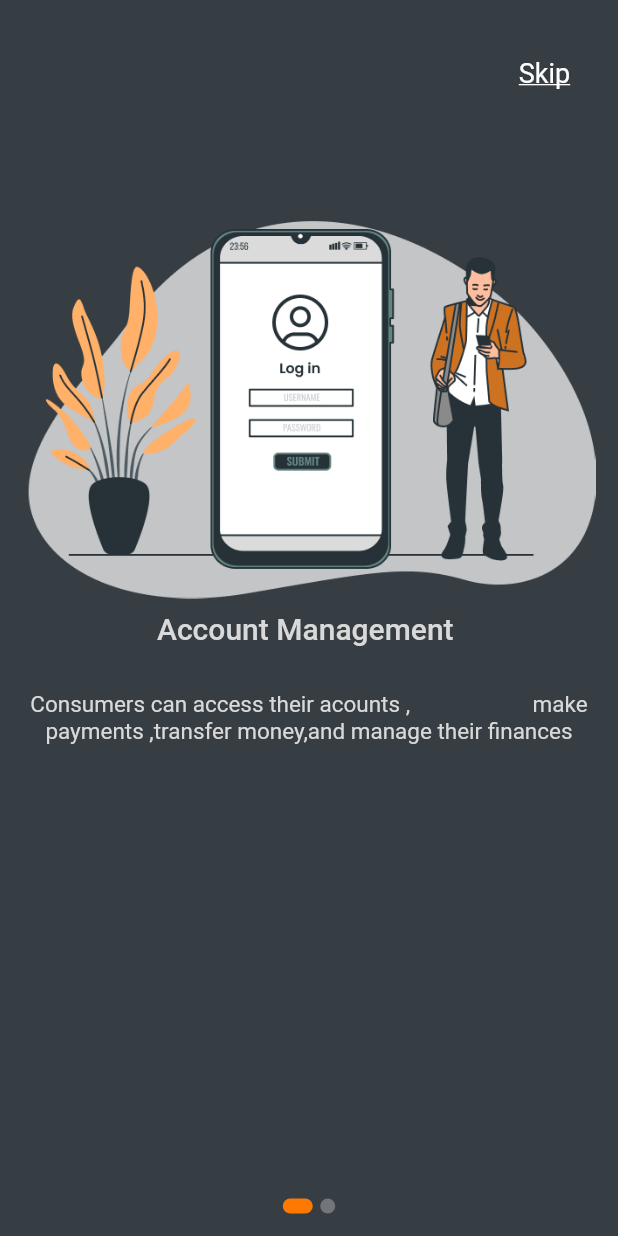
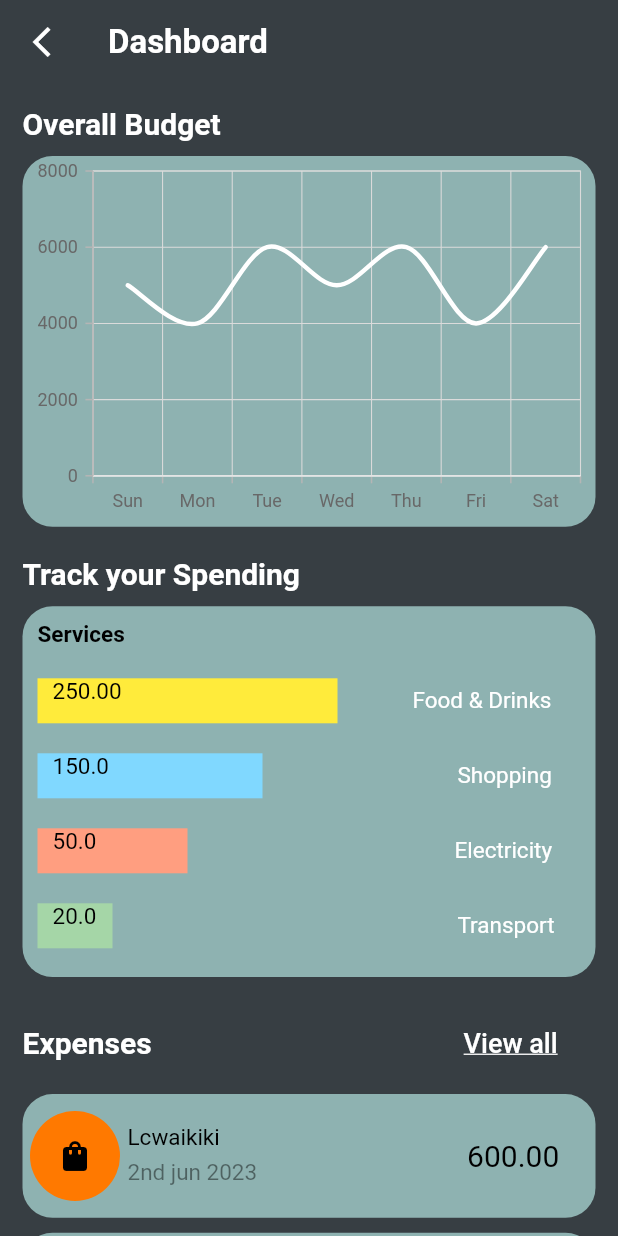
Before and after one commit to E566698/Tap_Cash, a Flutter app: the screen it shows after launch, on a phone screen of 412 x 824 dp. Run offline on Flutter 3.47's test engine with Material 2 defaults, Android fonts, the light colour scheme and no system bars; drawn by our look-alikes of smooth_page_indicator; our stand-ins replace animated_text_kit, syncfusion_flutter_charts.

Commit message:
dashboard

```diff
--- /dev/null
+++ b/lib/Presentation/Screen_View/dash_board.dart
@@ -0,0 +1,489 @@
+import 'package:flutter/material.dart';
+import 'package:tab_cash/Resource/Color_Manager.dart';
+import 'package:tab_cash/Resource/Theme.dart';
+import 'package:syncfusion_flutter_charts/charts.dart';
+import 'package:syncfusion_flutter_charts/sparkcharts.dart';
+
+class DashBoard extends StatelessWidget{
+  get icon => null;
+
+  @override
+  Widget build(BuildContext context) {
+    DropdownMenuItem<String> BuildDropMenuItem(String Item) => DropdownMenuItem(
+        value: Item,
+        child: Text(
+          Item,
+          style: Theme.of(context).textTheme.bodyText2,
+        ));
+    return Scaffold(
+      appBar:AppBar(
+        elevation: 0.0,
+        backgroundColor: ColorManager.DarkGrayColor,
+        leading:  IconButton(
+          onPressed: (){},
+          icon: Icon(Icons.arrow_back_ios_outlined),
+          color: Colors.white,
+        ),
+        title:  Text("Dashboard",
+          style: txtStyle(Colors.white, 22.0, true),
+        ) ,
+      ) ,
+      backgroundColor: ColorManager.DarkGrayColor,
+      body: SingleChildScrollView(
+        child: SafeArea(
+          child:Padding(
+            padding: const EdgeInsets.all(15.0),
+            child:Column(
+crossAxisAlignment: CrossAxisAlignment.start,
+              children: [
+                Text("Overall Budget",
+                style: txtStyle(Colors.white, 20.0, true),
+                ),
+                SizedBox(height: 10,),
+                Container(
+
+                  width: GetWidth(context) * 1.1,
+                  height: GetHeight(context) * 0.3,
+                  decoration: BoxDecoration(
+                      borderRadius: BorderRadius.circular(20.0),
+                      color: Color.fromRGBO(200, 255, 250, 0.6)
+                  ),
+
+                  child: Container(
+                    child: SfCartesianChart(
+
+                      primaryXAxis: CategoryAxis(
+                        axisLine: AxisLine(
+
+                          color: Colors.white,
+                          width: 1
+                        )
+                      ),
+                      primaryYAxis: NumericAxis(
+                        borderColor: Colors.white,
+                        borderWidth: 0
+                      ),
+
+                      series: <SplineSeries<SalesData, String>>[
+                         SplineSeries<SalesData , String>(
+                           color: Colors.white,
+                             width: 3,
+                             dataSource: <SalesData>[
+                               SalesData(5000, "Sun"),
+                               SalesData(4000, "Mon"),
+                               SalesData(6000, "Tue"),
+                               SalesData(5000, "Wed"),
+                               SalesData(6000, "Thu"),
+                               SalesData(4000, "Fri"),
+                               SalesData(6000, "Sat"),
+
+
+                             ],
+                             xValueMapper: (SalesData sales,_) => sales.year ,
+                             yValueMapper: (SalesData sales,_) => sales.sales ,
+                           pointColorMapper: (SalesData sales,_) => Colors.white
+
+                         ),
+                      ],
+                    ),
+                  ),
+                ),
+                SizedBox(height: 20,),
+                Text("Track your Spending",
+                  style: txtStyle(Colors.white, 20.0, true),
+                ),
+                SizedBox(height: 10,),
+                Container(
+
+                  width: GetWidth(context) * 1.1,
+                  height: GetHeight(context) * 0.3,
+                  decoration: BoxDecoration(
+                      borderRadius: BorderRadius.circular(20.0),
+                      color: Color.fromRGBO(200, 255, 250, 0.6)
+                  ),
+
+                  child:Column(
+                    crossAxisAlignment: CrossAxisAlignment.start,
+                    children: [
+                      Padding(
+                        padding: const EdgeInsets.all(10.0),
+                        child: Text("Services",
+                        style: txtStyle(Colors.black, 15.0, true),
+                        ),
+                      ),
+                      Padding(
+                        padding: const EdgeInsets.all(10.0),
+                        child: Column(
+                          mainAxisAlignment: MainAxisAlignment.spaceEvenly,
+                          crossAxisAlignment: CrossAxisAlignment.start,
+                            children: [
+                              Row(
+                                children: [
+                                  Container(
+                                    width:200.0,
+                                    height: 30,
+                                    child:Padding(
+                                      padding: const EdgeInsets.only(left: 10.0),
+                                      child: Price('250.00'),
+                                    ) ,
+                                    decoration: BoxDecoration(
+                                      borderRadius: BorderRadius.zero,
+                                      color: Colors.yellow,
+
+                                    ),
+                                  ),
+                                  SizedBox(width: 50,),
+                                  Text("Food & Drinks",
+                                  style: txtStyle(Colors.white, 15.0, false),
+                                  )
+                                ],
+                              ),
+                           SizedBox(height: 20,),
+                              Row(
+                                children: [
+                                  Container(
+
+                                    width:150.0,
+                                    height: 30,
+                                    child:Padding(
+                                      padding: const EdgeInsets.only(left: 10.0),
+                                      child: Price('150.0'),
+                                    ) ,
+                                    decoration: BoxDecoration(
+                                      borderRadius: BorderRadius.zero,
+                                      color: Colors.lightBlueAccent[100],
+
+                                    ),
+                                  ),
+                                  SizedBox(width: 130,),
+                                  Text("Shopping",
+                                    style: txtStyle(Colors.white, 15.0, false),
+                                  )
+                                ],
+                              ),
+                              SizedBox(height: 20,),
+                              Row(
+                                children: [
+                                  Container(
+                                    width:100.0,
+                                    height: 30,
+                                    child:Padding(
+                                      padding: const EdgeInsets.only(left: 10.0),
+                                      child: Price('50.0'),
+                                    ) ,
+                                    decoration: BoxDecoration(
+                                      borderRadius: BorderRadius.zero,
+                                      color: Colors.deepOrangeAccent[100],
+
+                                    ),
+                                  ),
+                                  SizedBox(width: 178,),
+                                  Text("Electricity",
+                                    style: txtStyle(Colors.white, 15.0, false),
+                                  )
+                                ],
+                              ),
+                              SizedBox(height: 20,),
+                              Row(
+                                children: [
+                                  Container(
+                                    width:50.0,
+                                    height: 30,
+                                    child:Padding(
+                                      padding: const EdgeInsets.only(left: 10.0),
+                                      child: Price('20.0'),
+                                    ) ,
+                                    decoration: BoxDecoration(
+                                      borderRadius: BorderRadius.zero,
+                                      color: Colors.green[200],
+
+                                    ),
+                                  ),
+                                  SizedBox(width: 230,),
+                                  Text("Transport",
+                                    style: txtStyle(Colors.white, 15.0, false),
+                                  )
+                                ],
+                              ),
+                              SizedBox(height: 20,),
+
+                            ],
+                          ),
+                      ),
+
+                    ],
+                  ) ,
+                ),
+                SizedBox(height: 20,),
+                Row(
+                  children: [
+                    Text("Expenses",
+                      style: txtStyle(Colors.white, 20.0, true),
+                    ),
+                    SizedBox(width: 200,),
+                    TextButton(
+                      onPressed: (){},
+                      child: Text(
+                        "View all",
+                        style: TextStyle(
+                          color: Colors.white,
+                          fontSize: 18.0,
+                          decoration: TextDecoration.underline,
+
+                        ),
+
+                      ),
+                    ),
+                  ],
+                ),
+                SizedBox(height: 10,),
+               Container(
+
+                 width: GetWidth(context) * 1.1,
+                  height: GetHeight(context) * 0.1,
+                 decoration: BoxDecoration(
+                       borderRadius: BorderRadius.circular(20.0),
+                       color: Color.fromRGBO(200, 255, 250, 0.6)
+                   ),
+                 child: Row(
+
+                   children: [
+                     Padding(
+                       padding: const EdgeInsets.all(5.0),
+                       child: CircleAvatar(
+                         radius: 30,
+                         backgroundColor:ColorManager.OrangeColor,
+                         child:Icon(Icons.shopping_bag,
+                         color: Colors.black,),
+                         //   color: Colors.black,
+
+                       ),
+                     ),
+                     Expenses(
+
+                      "Lcwaikiki"
+                         , "2nd jun 2023",
+                       "600.00"
+                         ),
+                   ],
+                 ),
+               ),
+                SizedBox(height: 10,),
+                Container(
+
+                  width: GetWidth(context) * 1.1,
+                  height: GetHeight(context) * 0.1,
+                  decoration: BoxDecoration(
+                      borderRadius: BorderRadius.circular(20.0),
+                      color: Color.fromRGBO(200, 255, 250, 0.6)
+                  ),
+                  child: Row(
+                    children: [
+                      Padding(
+                        padding: const EdgeInsets.all(5.0),
+                        child: CircleAvatar(
+                          radius: 30,
+                          backgroundColor:ColorManager.OrangeColor,
+                          child:Icon(Icons.fastfood,
+                          color: Colors.black,),
+                          //   color: Colors.black,
+
+                        ),
+                      ),
+                      Expenses(
+
+                          "Burger King"
+                          , "2nd jun 2023",
+                          "300.00"
+                      ),
+                    ],
+                  ),
+                ),
+                SizedBox(height: 10,),
+                Container(
+
+                  width: GetWidth(context) * 1.1,
+                  height: GetHeight(context) * 0.1,
+                  decoration: BoxDecoration(
+                      borderRadius: BorderRadius.circular(20.0),
+                      color: Color.fromRGBO(200, 255, 250, 0.6)
+                  ),
+                  child: Row(
+                    children: [
+                      Padding(
+                        padding: const EdgeInsets.all(5.0),
+                        child: CircleAvatar(
+                          radius: 30,
+                          backgroundColor:ColorManager.OrangeColor,
+                          child:Icon(Icons.shopping_bag,
+                          color: Colors.black,),
+                          //   color: Colors.black,
+
+                        ),
+                      ),
+
+                      Expenses(
+
+                          "Defacto"
+                          , "2nd jun 2023",
+                          "500.00"
+                      ),
+                    ],
+                  ),
+                ),
+                SizedBox(height: 20,),
+                Text("Daily Tips",
+                  style: txtStyle(Colors.white, 20.0, true),
+                ),
+                SizedBox(height: 10,),
+                Container(
+                  width: GetWidth(context) * 1.1,
+                  height: GetHeight(context) * 0.1,
+                  decoration: BoxDecoration(
+                      borderRadius: BorderRadius.circular(20.0),
+                      color: Color.fromRGBO(200, 255, 250, 0.6)
+                  ),
+                  child: Row(
+                    children: [
+                      SizedBox(width: 10,),
+                      Text(
+                        "How to control your Shopping expenses",
+                        style: txtStyle(Colors.black, 15.0, true),
+                      ),
+                    ],
+                  ),
+                ),
+                SizedBox(height: 10,),
+                Container(
+                  width: GetWidth(context) * 1.1,
+                  height: GetHeight(context) * 0.1,
+                  decoration: BoxDecoration(
+                      borderRadius: BorderRadius.circular(20.0),
+                      color: Color.fromRGBO(200, 255, 250, 0.6)
+                  ),
+                  child: Row(
+                    children: [
+                      SizedBox(width: 10,),
+                      Text(
+                        "How to save money",
+                        style: txtStyle(Colors.black, 15.0, true),
+                      ),
+                    ],
+                  ),
+                ),
+                SizedBox(height: 10,),
+                Container(
+                  width: GetWidth(context) * 1.1,
+                  height: GetHeight(context) * 0.1,
+                  decoration: BoxDecoration(
+                      borderRadius: BorderRadius.circular(20.0),
+                      color: Color.fromRGBO(200, 255, 250, 0.6)
+                  ),
+                  child: Row(
+                    children: [
+                      SizedBox(width: 10,),
+                      Text(
+                        "How to think before you spend",
+                        style: txtStyle(Colors.black, 15.0, true),
+                      ),
+                    ],
+                  ),
+                ),
+                SizedBox(height: 10,),
+                Container(
+                  width: GetWidth(context) * 1.1,
+                  height: GetHeight(context) * 0.1,
+                  decoration: BoxDecoration(
+                      borderRadius: BorderRadius.circular(20.0),
+                      color: Color.fromRGBO(200, 255, 250, 0.6)
+                  ),
+                  child: Row(
+                    children: [
+                      SizedBox(width: 10,),
+                      Text(
+                        "How to control your Shopping expenses",
+                        style: txtStyle(Colors.black, 15.0, true),
+                      ),
+                    ],
+                  ),
+                )
+
+              ],
+            ),
+          ) ,
+        ),
+      ),
+    );
+  }
+Widget Price(String price){
+    return Text(
+      price as String,
+      style:txtStyle(Colors.black, 15.0, false) ,
+    );
+}
+Widget Expenses( String txt1,String txt2,String txt3){
+    return Container(
+
+      // width: GetWidth(context) * 1.1,
+      // height: GetHeight(context) * 0.1,
+      // decoration: BoxDecoration(
+      //     borderRadius: BorderRadius.circular(20.0),
+      //     color: Color.fromRGBO(200, 255, 250, 0.6)
+      // ),
+
+      child:Row(
+        mainAxisAlignment: MainAxisAlignment.start,
+        children: [
+          // Stack(
+          //   children: [
+          //     Padding(
+          //       padding: const EdgeInsets.all(8.0),
+          //       child: Stack(
+          //         children: [
+          //           Container(
+          //             child: this.icon,
+          //           ),
+          //           CircleAvatar(
+          //           radius: 30,
+          //           backgroundColor:ColorManager.OrangeColor,
+          //            child:this.icon,
+          //          //   color: Colors.black,
+          //
+          //         ),
+          //
+          //
+          //         ]
+          //
+          //       ),
+          //
+          //     )
+          //   ],
+          // ),
+          Column(
+            crossAxisAlignment: CrossAxisAlignment.start,
+            children: [
+              SizedBox(height: 20,),
+              Text(txt1,
+                style: txtStyle(Colors.black, 15.0,false),
+              ),
+              SizedBox(height: 5,),
+              Text(txt2,
+                style: txtStyle(Colors.black45, 15.0,false),
+              )
+            ],
+          ),
+          SizedBox(width: 140,),
+          Text(txt3,
+            style: txtStyle(Colors.black, 20.0, false),
+          )
+        ],
+      ) ,
+    );
+}
+}
+class SalesData{
+  SalesData(this.sales,this.year);
+  final int sales;
+  final String year;
+
+}
--- a/lib/main.dart
+++ b/lib/main.dart
@@ -2,6 +2,7 @@ import 'package:flutter/material.dart';
 import 'package:flutter/services.dart';
 import 'package:tab_cash/Presentation/Screen_View/On_Boarding.dart';
 import 'package:tab_cash/Presentation/Screen_View/Splash_Screen.dart';
+import 'package:tab_cash/Presentation/Screen_View/dash_board.dart';
 
 import 'Resource/Theme.dart';
 
@@ -18,7 +19,7 @@ class TabCash extends StatelessWidget{
     return MaterialApp(
       debugShowCheckedModeBanner : false,
       theme: ThemeApp,
-      home:Splach() ,
+      home:DashBoard() ,
     );
 
 
--- a/pubspec.yaml
+++ b/pubspec.yaml
@@ -48,6 +48,8 @@ dev_dependencies:
   flutter_lints: ^2.0.0
   animated_text_kit: ^4.2.2
   smooth_page_indicator: ^1.1.0
+  syncfusion_flutter_charts: ^21.2.3
+
 
 # For information on the generic Dart part of this file, see the
 # following page: https://dart.dev/tools/pub/pubspec
```
Also changed, not shown: pubspec.lock.
